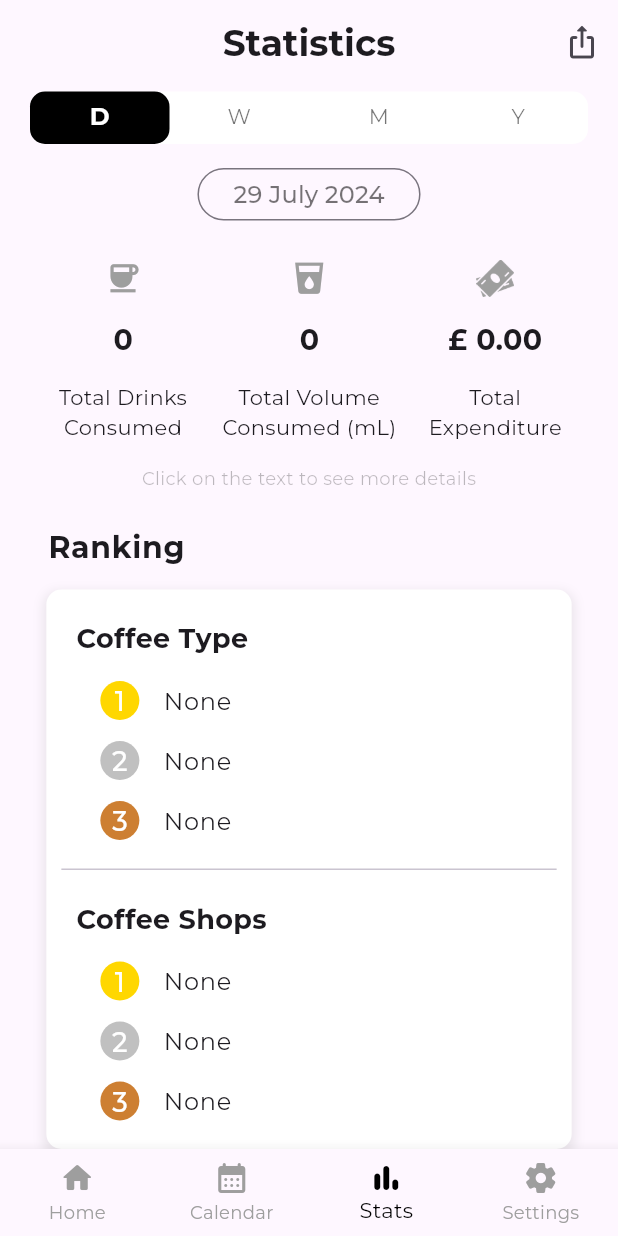
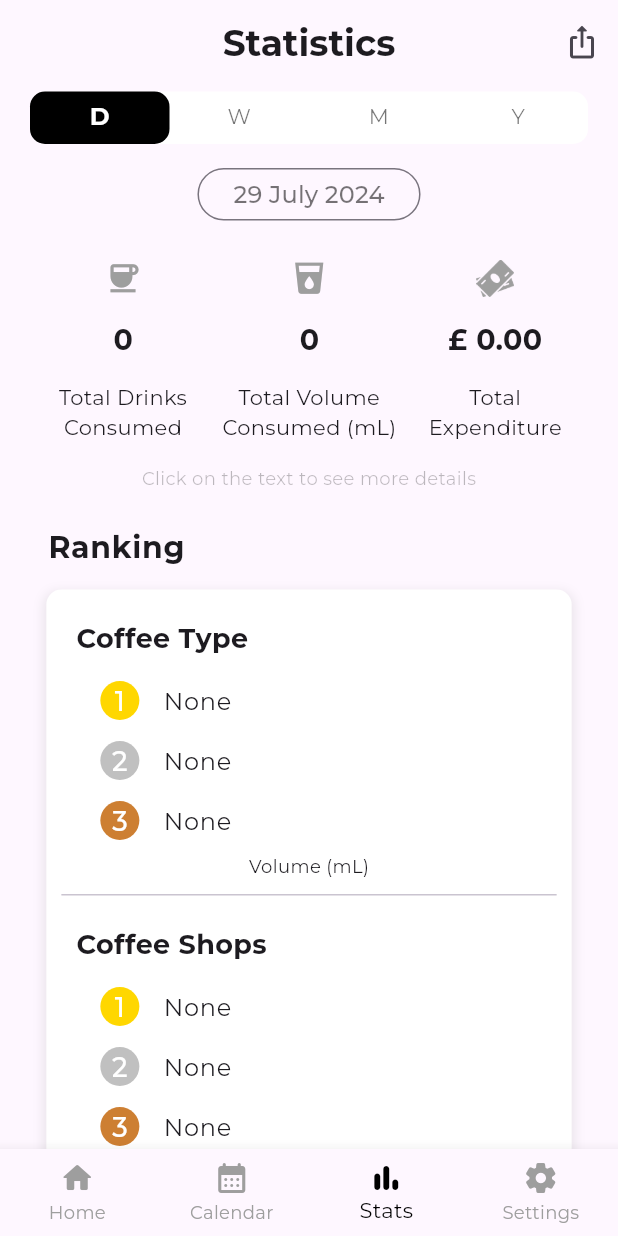
Before and after one commit to KittinatAna/coffeetracker, a Flutter app: the screen it shows after launch, item 3 of the bottom bar chosen, on a phone screen of 412 x 824 dp. Run offline on Flutter 3.47's test engine with Material 3 defaults, Android fonts, the light colour scheme and no system bars; our stand-ins replace cloud_firestore, csv, device_info_plus, firebase_core, fl_chart, geocoding and 11 more; missing offline and left inert: google_mlkit_text_recognition; accounts and stored records are empty.

Commit message:
29072024_0308 Updated Statistic and Predictive Analytics

```diff
--- a/coffeetracker/lib/screens/stats/predictive_analytics.dart
+++ b/coffeetracker/lib/screens/stats/predictive_analytics.dart
@@ -34,7 +34,7 @@ class _PredictiveAnalyticsState extends State<PredictiveAnalytics> {
     // Map<DateTime, Map<String, dynamic>> yearlyConsumption = {};
 
     DateTime currentMonth = DateTime.now();
-    DateTime afterDate = DateTime(currentMonth.year, currentMonth.month + 1, 1);
+    DateTime afterDate = DateTime(currentMonth.year, currentMonth.month + 1, 0);
     DateTime sixMonthsAgo = DateTime(currentMonth.year, currentMonth.month - 5, 1);
 
     print('currentMonth: $currentMonth');
--- a/coffeetracker/lib/screens/stats/statistic.dart
+++ b/coffeetracker/lib/screens/stats/statistic.dart
@@ -929,6 +929,7 @@ class _StatisticPageState extends State<StatisticPage> with SingleTickerProvider
                             ),
                           ),
                         ),
+                        Center(child: Text('Volume (mL)', style: GoogleFonts.montserrat(fontSize: 12, fontWeight: FontWeight.normal))),
                         const SizedBox(height: 10),
                         const Divider(height: 1, thickness: 1),
                         const SizedBox(height: 10),
@@ -980,6 +981,7 @@ class _StatisticPageState extends State<StatisticPage> with SingleTickerProvider
                             ),
                           ),
                         ),
+                        Center(child: Text('Volume (mL)', style: GoogleFonts.montserrat(fontSize: 12, fontWeight: FontWeight.normal))),
                       ],
                     ),
                   ),
```
